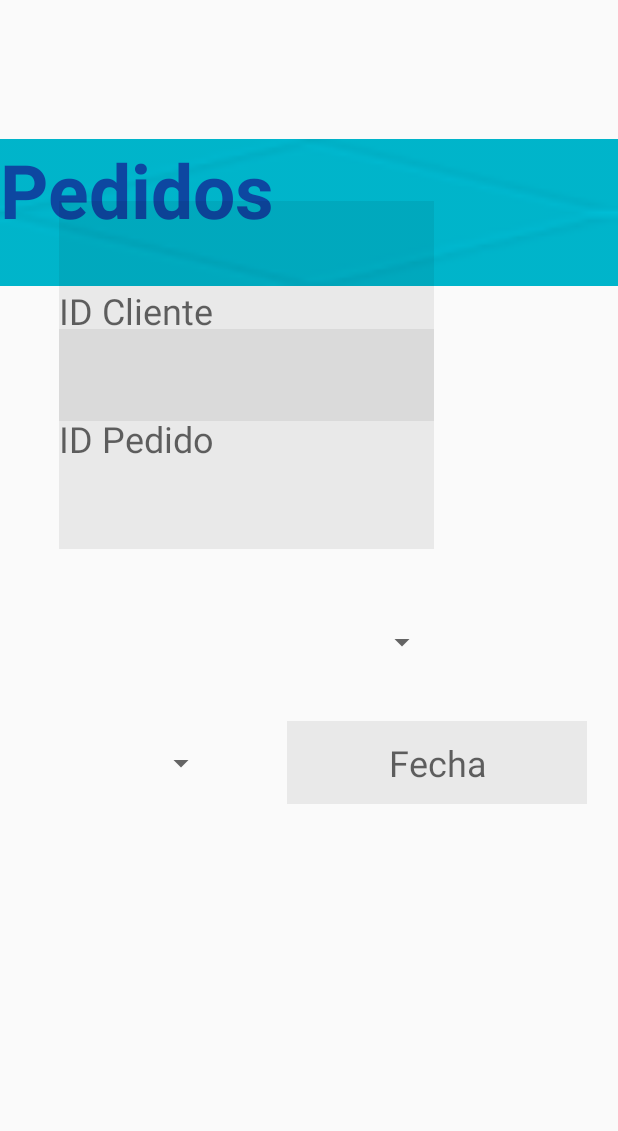
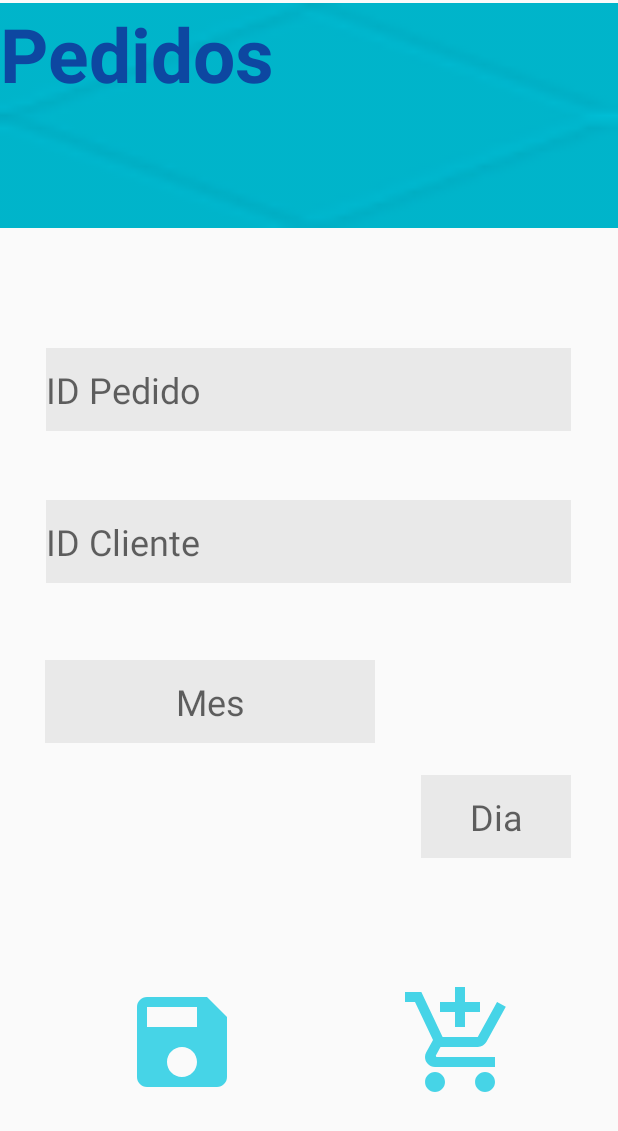
Before and after one commit to SandraGpe/BakerysRaul, an Android app: the layout activity_pedidos.xml on its own in the app's theme, with its tools: preview values and no code run, on a phone screen of 412 x 824 dp. Shown: the top 1131 px of the screen. Run offline under Robolectric (Android 15) with nearby library versions, the light colour scheme and no system bars; network calls fail.

Commit message:
update 15

```diff
--- a/app/build.gradle
+++ b/app/build.gradle
@@ -46,4 +46,6 @@ dependencies {
     implementation 'com.github.Hitomis:CircleMenu:v1.1.0'
     //se usara para la grafica de calificar trabajadores
     implementation 'com.github.PhilJay:MPAndroidChart:v2.2.4'
+    implementation 'com.google.android.material:material:<version>'
+    implementation 'com.getbase:floatingactionbutton:1.10.1'
 }
--- a/app/src/main/AndroidManifest.xml
+++ b/app/src/main/AndroidManifest.xml
@@ -11,7 +11,9 @@
         android:roundIcon="@mipmap/ic_launcher_round"
         android:supportsRtl="true"
         android:theme="@style/AppTheme">
-        <activity android:name=".Pedidos"></activity>
+        <activity android:name=".lineasPed"></activity>
+        <activity android:name=".textfield" />
+        <activity android:name=".Pedidos" />
         <activity android:name=".CalifGrafica" />
         <activity
             android:name=".DetallePedidos"
--- a/app/src/main/java/com/example/bakerysraul/adminbd.kt
+++ b/app/src/main/java/com/example/bakerysraul/adminbd.kt
@@ -15,12 +15,12 @@ class adminbd(context: Context): SQLiteOpenHelper(context,DataBase,null,1) {
         //crear tablas
         db?.execSQL("create table usuario (correoUsr text primary key, idEmp int, nomusr text,contrasena text)")
         //crear otra tabla, lo mismo de arriba db?
-        db?.execSQL("create table pan(_codigo INTEGER PRIMARY KEY, nomPan text,precio double,cantidad double)")
+        db?.execSQL("create table pedidos(idPed int, idCli text,Mes text,Dia int)")
         //BD ventas tabla emepleado, ejemplo para graficar
         db?.execSQL("Create Table calificar(idCli int primary key, idEmpleado int, calif float)")
         //Tabla para el Perfil del Usuario/Cliente
         db?.execSQL("Create Table perfil(_idCliente int primary key, nomCliente text, apellidoCliente text,RFC text, comunidad text,colonia text,calle text,cp int, tel int)")
-
+        db?.execSQL("Create Table lineasped(idPedido int primary key, lineas int, nomPan text,cantidad int,precioUnit double, total double)")
     }
 
     // Permite ejecutar Insert, Update o Delete
--- /dev/null
+++ b/app/src/main/res/drawable-anydpi/shop.xml
@@ -0,0 +1,11 @@
+<vector xmlns:android="http://schemas.android.com/apk/res/android"
+    android:width="24dp"
+    android:height="24dp"
+    android:viewportWidth="24"
+    android:viewportHeight="24"
+    android:tint="#19CAE2"
+    android:alpha="0.8">
+    <path
+        android:fillColor="#FF000000"
+        android:pathData="M11,9h2L13,6h3L16,4h-3L13,1h-2v3L8,4v2h3v3zM7,18c-1.1,0 -1.99,0.9 -1.99,2S5.9,22 7,22s2,-0.9 2,-2 -0.9,-2 -2,-2zM17,18c-1.1,0 -1.99,0.9 -1.99,2s0.89,2 1.99,2 2,-0.9 2,-2 -0.9,-2 -2,-2zM7.17,14.75l0.03,-0.12 0.9,-1.63h7.45c0.75,0 1.41,-0.41 1.75,-1.03l3.86,-7.01L19.42,4h-0.01l-1.1,2 -2.76,5L8.53,11l-0.13,-0.27L6.16,6l-0.95,-2 -0.94,-2L1,2v2h2l3.6,7.59 -1.35,2.45c-0.16,0.28 -0.25,0.61 -0.25,0.96 0,1.1 0.9,2 2,2h12v-2L7.42,15c-0.13,0 -0.25,-0.11 -0.25,-0.25z"/>
+</vector>
--- a/app/src/main/res/layout/activity_pedidos.xml
+++ b/app/src/main/res/layout/activity_pedidos.xml
@@ -1,5 +1,5 @@
 <?xml version="1.0" encoding="utf-8"?>
-<RelativeLayout xmlns:android="http://schemas.android.com/apk/res/android"
+<androidx.constraintlayout.widget.ConstraintLayout xmlns:android="http://schemas.android.com/apk/res/android"
     xmlns:app="http://schemas.android.com/apk/res-auto"
     xmlns:tools="http://schemas.android.com/tools"
     android:layout_width="match_parent"
@@ -9,89 +9,123 @@
     <TextView
         android:id="@+id/titulo"
         android:layout_width="match_parent"
-        android:layout_height="98dp"
+        android:layout_height="150dp"
+        android:layout_alignParentStart="true"
+        android:layout_alignParentTop="true"
         android:layout_alignParentBottom="true"
-        android:layout_marginBottom="633dp"
+        android:layout_centerHorizontal="true"
+        android:layout_marginTop="2dp"
+        android:layout_marginBottom="445dp"
         android:background="@drawable/azul"
         android:text="Pedidos"
         android:textColor="#0d47a1"
         android:textSize="50sp"
-        android:textStyle="bold" />
+        android:textStyle="bold"
+        app:layout_constraintBottom_toTopOf="@+id/button2"
+        app:layout_constraintEnd_toEndOf="parent"
+        app:layout_constraintHorizontal_bias="0.0"
+        app:layout_constraintStart_toStartOf="parent"
+        app:layout_constraintTop_toTopOf="parent"
+        app:layout_constraintVertical_bias="0.003" />
 
     <EditText
         android:id="@+id/txtIDPed"
-        android:layout_width="250dp"
+        android:layout_width="350dp"
         android:layout_height="55dp"
-        android:layout_alignParentStart="true"
-        android:layout_alignParentTop="true"
-        android:layout_alignParentBottom="true"
-        android:layout_centerHorizontal="true"
-        android:layout_marginStart="39dp"
-        android:layout_marginTop="219dp"
-        android:layout_marginBottom="458dp"
+        android:layout_marginTop="80dp"
         android:background="#11000000"
         android:ems="15"
         android:hint="ID Pedido"
         android:inputType="textPersonName"
-        android:textSize="24sp" />
+        android:textSize="24sp"
+        app:layout_constraintBottom_toBottomOf="parent"
+        app:layout_constraintEnd_toEndOf="parent"
+        app:layout_constraintHorizontal_bias="0.491"
+        app:layout_constraintStart_toStartOf="parent"
+        app:layout_constraintTop_toBottomOf="@+id/titulo"
+        app:layout_constraintVertical_bias="0.0" />
 
     <EditText
         android:id="@+id/txtIDCli"
-        android:layout_width="250dp"
+        android:layout_width="350dp"
         android:layout_height="55dp"
-        android:layout_alignParentStart="true"
-        android:layout_alignParentTop="true"
-        android:layout_alignParentBottom="true"
-        android:layout_centerHorizontal="true"
-        android:layout_marginStart="39dp"
-        android:layout_marginTop="134dp"
-        android:layout_marginBottom="543dp"
+        android:layout_marginTop="10dp"
         android:background="#11000000"
         android:ems="15"
         android:hint="ID Cliente"
         android:inputType="textPersonName"
-        android:textSize="24sp" />
+        android:textSize="24sp"
+        app:layout_constraintBottom_toBottomOf="parent"
+        app:layout_constraintEnd_toEndOf="parent"
+        app:layout_constraintHorizontal_bias="0.491"
+        app:layout_constraintStart_toStartOf="parent"
+        app:layout_constraintTop_toBottomOf="@+id/txtIDPed"
+        app:layout_constraintVertical_bias="0.077" />
 
-    <Spinner
-        android:id="@+id/spinner"
-        android:layout_width="250dp"
+    <EditText
+        android:id="@+id/Mes"
+        android:layout_width="220dp"
         android:layout_height="55dp"
         android:layout_alignParentStart="true"
         android:layout_alignParentBottom="true"
-        android:layout_marginStart="42dp"
-        android:layout_marginTop="15dp"
-        android:layout_marginBottom="368dp"
+        android:layout_marginTop="10dp"
+        android:background="#11000000"
+        android:ems="15"
+        android:gravity="center"
         android:hint="Mes"
-        android:padding="20dp"
-        android:textSize="24sp" />
+        android:textSize="24sp"
+        app:layout_constraintBottom_toBottomOf="parent"
+        app:layout_constraintEnd_toEndOf="parent"
+        app:layout_constraintHorizontal_bias="0.157"
+        app:layout_constraintStart_toStartOf="parent"
+        app:layout_constraintTop_toBottomOf="@+id/txtIDCli"
+        app:layout_constraintVertical_bias="0.112" />
 
-    <TextView
-        android:id="@+id/fechaEnt"
-        android:layout_width="200dp"
+    <EditText
+        android:id="@+id/Dia"
+        android:layout_width="100dp"
         android:layout_height="55dp"
         android:layout_alignParentStart="true"
         android:layout_alignParentBottom="true"
-        android:layout_marginStart="191dp"
-        android:layout_marginBottom="288dp"
+        android:layout_marginEnd="28dp"
+        android:layout_marginBottom="252dp"
         android:background="#11000000"
         android:ems="15"
         android:gravity="center"
-        android:hint="Fecha"
-        android:textSize="24sp"/>
+        android:hint="Dia"
+        android:textSize="24sp"
+        app:layout_constraintBottom_toBottomOf="parent"
+        app:layout_constraintEnd_toEndOf="parent"
+        app:layout_constraintHorizontal_bias="0.909"
+        app:layout_constraintStart_toEndOf="@+id/Mes" />
 
-    <Spinner
-        android:id="@+id/spinner2"
-        android:layout_width="100dp"
-        android:layout_height="55dp"
-        android:layout_alignParentEnd="true"
-        android:layout_alignParentBottom="true"
-        android:layout_marginStart="15dp"
-        android:layout_marginLeft="100dp"
-        android:layout_marginTop="15dp"
-        android:layout_marginEnd="267dp"
-        android:layout_marginBottom="287dp"
-        android:hint="Dia"
-        android:padding="20dp"
-        android:textSize="24sp" />
+    <Button
+        android:id="@+id/btnGuardar"
+        android:layout_width="80dp"
+        android:layout_height="80dp"
+        android:layout_marginStart="55dp"
+        android:layout_marginEnd="76dp"
+        android:background="@drawable/pguardar"
+        android:onClick="Guardar"
+        app:layout_constraintBottom_toBottomOf="parent"
+        app:layout_constraintEnd_toEndOf="parent"
+        app:layout_constraintEnd_toStartOf="@+id/button2"
+        app:layout_constraintHorizontal_bias="0.468"
+        app:layout_constraintStart_toStartOf="parent"
+        app:layout_constraintTop_toTopOf="parent"
+        app:layout_constraintVertical_bias="0.88" />
 
-</RelativeLayout>
+    <Button
+        android:id="@+id/button2"
+        android:layout_width="80dp"
+        android:layout_height="80dp"
+        android:background="@drawable/shop"
+        android:onClick="aaa"
+        app:layout_constraintBottom_toBottomOf="parent"
+        app:layout_constraintEnd_toEndOf="parent"
+        app:layout_constraintHorizontal_bias="0.803"
+        app:layout_constraintStart_toStartOf="parent"
+        app:layout_constraintTop_toTopOf="parent"
+        app:layout_constraintVertical_bias="0.88" />
+
+</androidx.constraintlayout.widget.ConstraintLayout>
--- a/app/src/main/res/layout/activity_user_perfil.xml
+++ b/app/src/main/res/layout/activity_user_perfil.xml
@@ -175,7 +175,7 @@
                 android:id="@+id/imgCargar"
                 android:layout_width="60dp"
                 android:layout_height="60dp"
-                android:layout_marginLeft="250dp"
+                android:layout_marginLeft="230dp"
                 android:layout_marginTop="590dp"
                 android:background="@drawable/pcargar"
                 android:ems="15"
@@ -200,6 +200,7 @@
                 android:background="@drawable/pbuscar"
                 android:ems="15"
                 android:onClick="Buscar"/>
+
         </RelativeLayout>
     </LinearLayout>
 </ScrollView>
```
Also changed, not shown: app/src/main/java/com/example/bakerysraul/Pedidos.kt (+81 -6 lines), app/src/main/java/com/example/bakerysraul/lineasPed.kt (added, +12 -0 lines), app/src/main/res/layout/activity_lineas_ped.xml (added, +10 -0 lines), app/src/main/res/drawable-hdpi/shop.png (added), app/src/main/res/drawable-mdpi/shop.png (added), app/src/main/res/drawable-v24/lineas.jpg (added), app/src/main/res/drawable-xhdpi/shop.png (added), app/src/main/res/drawable-xxhdpi/shop.png (added).
